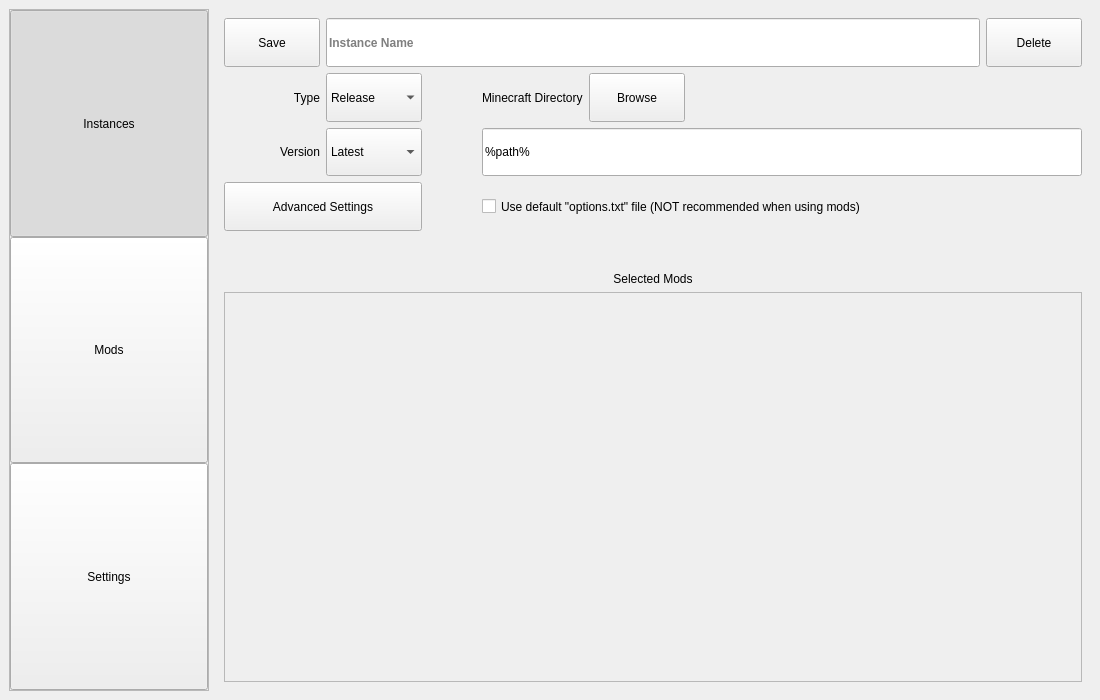
This is interface/ui_files/interface.ui in shueppin/PackedMC as Qt 5 draws it before an edit. The edited form follows.
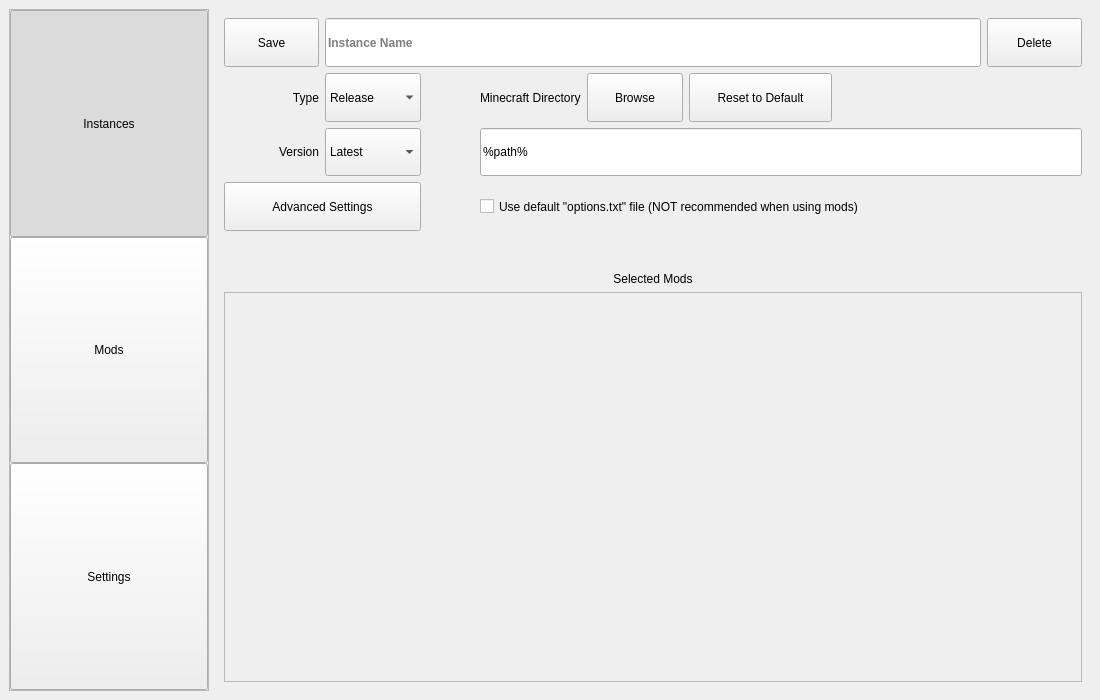
This is the edited form. The open tabs and pages were chosen to show the change.

Commit message: Added Minecraft path reset button

Diff of the .ui file:
```diff
--- a/interface/ui_files/interface.ui
+++ b/interface/ui_files/interface.ui
@@ -165,9 +165,9 @@
        </widget>
       </widget>
       <widget class="QWidget" name="INSTANCE_EDIT_PAGE">
-       <layout class="QGridLayout" name="gridLayout" rowstretch="1,1,1,1,1,8" columnstretch="2,2,1,2,2,6,2" rowminimumheight="0,0,0,0,0,0">
-        <item row="2" column="3" colspan="4">
-         <widget class="QLineEdit" name="MINECRAFT_DIRECTORY_PATH">
+       <layout class="QGridLayout" name="gridLayout" rowstretch="1,1,1,1,1,8" columnstretch="2,2,1,2,2,3,3,2" rowminimumheight="0,0,0,0,0,0">
+        <item row="0" column="1" colspan="6">
+         <widget class="QLineEdit" name="INSTANCE_NAME">
           <property name="sizePolicy">
            <sizepolicy hsizetype="Preferred" vsizetype="Preferred">
             <horstretch>0</horstretch>
@@ -176,19 +176,49 @@
           </property>
           <property name="font">
            <font>
-            <italic>false</italic>
-            <strikeout>false</strikeout>
-            <kerning>true</kerning>
+            <bold>true</bold>
            </font>
           </property>
           <property name="focusPolicy">
            <enum>Qt::NoFocus</enum>
           </property>
-          <property name="text">
-           <string>%path%</string>
+          <property name="alignment">
+           <set>Qt::AlignLeading|Qt::AlignLeft|Qt::AlignVCenter</set>
           </property>
-          <property name="readOnly">
-           <bool>true</bool>
+          <property name="placeholderText">
+           <string>Instance Name</string>
+          </property>
+          <property name="clearButtonEnabled">
+           <bool>false</bool>
+          </property>
+          <property name="class" stdset="0">
+           <string>bigger_text colored_text</string>
+          </property>
+         </widget>
+        </item>
+        <item row="1" column="2">
+         <spacer name="horizontalSpacer_2">
+          <property name="orientation">
+           <enum>Qt::Horizontal</enum>
+          </property>
+          <property name="sizeHint" stdset="0">
+           <size>
+            <width>40</width>
+            <height>20</height>
+           </size>
+          </property>
+         </spacer>
+        </item>
+        <item row="5" column="0" colspan="8">
+         <widget class="QFrame" name="INSTANCE_MODS_DISPLAY_CONTAINER">
+          <property name="frameShape">
+           <enum>QFrame::StyledPanel</enum>
+          </property>
+          <property name="frameShadow">
+           <enum>QFrame::Raised</enum>
+          </property>
+          <property name="class" stdset="0">
+           <string/>
           </property>
          </widget>
         </item>
@@ -202,6 +232,16 @@
           </property>
          </widget>
         </item>
+        <item row="1" column="0">
+         <widget class="QLabel" name="label_2">
+          <property name="text">
+           <string>Type</string>
+          </property>
+          <property name="alignment">
+           <set>Qt::AlignRight|Qt::AlignTrailing|Qt::AlignVCenter</set>
+          </property>
+         </widget>
+        </item>
         <item row="1" column="3">
          <widget class="QLabel" name="label_8">
           <property name="text">
@@ -212,73 +252,6 @@
           </property>
          </widget>
         </item>
-        <item row="1" column="0">
-         <widget class="QLabel" name="label_2">
-          <property name="text">
-           <string>Type</string>
-          </property>
-          <property name="alignment">
-           <set>Qt::AlignRight|Qt::AlignTrailing|Qt::AlignVCenter</set>
-          </property>
-         </widget>
-        </item>
-        <item row="5" column="0" colspan="7">
-         <widget class="QFrame" name="INSTANCE_MODS_DISPLAY_CONTAINER">
-          <property name="frameShape">
-           <enum>QFrame::StyledPanel</enum>
-          </property>
-          <property name="frameShadow">
-           <enum>QFrame::Raised</enum>
-          </property>
-          <property name="class" stdset="0">
-           <string/>
-          </property>
-         </widget>
-        </item>
-        <item row="1" column="1">
-         <widget class="QComboBox" name="INSTANCE_TYPE_SELECTION">
-          <property name="sizePolicy">
-           <sizepolicy hsizetype="MinimumExpanding" vsizetype="Preferred">
-            <horstretch>0</horstretch>
-            <verstretch>0</verstretch>
-           </sizepolicy>
-          </property>
-          <property name="cursor">
-           <cursorShape>PointingHandCursor</cursorShape>
-          </property>
-          <property name="focusPolicy">
-           <enum>Qt::NoFocus</enum>
-          </property>
-          <property name="sizeAdjustPolicy">
-           <enum>QComboBox::AdjustToContents</enum>
-          </property>
-          <item>
-           <property name="text">
-            <string>Release</string>
-           </property>
-          </item>
-          <item>
-           <property name="text">
-            <string>Snapshot</string>
-           </property>
-          </item>
-          <item>
-           <property name="text">
-            <string>Fabric</string>
-           </property>
-          </item>
-          <item>
-           <property name="text">
-            <string>Forge</string>
-           </property>
-          </item>
-          <item>
-           <property name="text">
-            <string>Other</string>
-           </property>
-          </item>
-         </widget>
-        </item>
         <item row="3" column="0" colspan="2">
          <widget class="QPushButton" name="ADVANCED_SETTINGS_BUTTON">
           <property name="sizePolicy">
@@ -298,54 +271,6 @@
           </property>
          </widget>
         </item>
-        <item row="1" column="5" colspan="2">
-         <spacer name="horizontalSpacer">
-          <property name="orientation">
-           <enum>Qt::Horizontal</enum>
-          </property>
-          <property name="sizeType">
-           <enum>QSizePolicy::Expanding</enum>
-          </property>
-          <property name="sizeHint" stdset="0">
-           <size>
-            <width>40</width>
-            <height>20</height>
-           </size>
-          </property>
-         </spacer>
-        </item>
-        <item row="1" column="2">
-         <spacer name="horizontalSpacer_2">
-          <property name="orientation">
-           <enum>Qt::Horizontal</enum>
-          </property>
-          <property name="sizeHint" stdset="0">
-           <size>
-            <width>40</width>
-            <height>20</height>
-           </size>
-          </property>
-         </spacer>
-        </item>
-        <item row="0" column="0">
-         <widget class="QPushButton" name="INSTANCES_BACK_BUTTON">
-          <property name="sizePolicy">
-           <sizepolicy hsizetype="Preferred" vsizetype="Ignored">
-            <horstretch>0</horstretch>
-            <verstretch>0</verstretch>
-           </sizepolicy>
-          </property>
-          <property name="cursor">
-           <cursorShape>PointingHandCursor</cursorShape>
-          </property>
-          <property name="focusPolicy">
-           <enum>Qt::NoFocus</enum>
-          </property>
-          <property name="text">
-           <string>Save</string>
-          </property>
-         </widget>
-        </item>
         <item row="1" column="4">
          <widget class="QPushButton" name="BROWSE_MINECRAFT_PATH_BUTTON">
           <property name="sizePolicy">
@@ -365,37 +290,7 @@
           </property>
          </widget>
         </item>
-        <item row="0" column="1" colspan="5">
-         <widget class="QLineEdit" name="INSTANCE_NAME">
-          <property name="sizePolicy">
-           <sizepolicy hsizetype="Preferred" vsizetype="Preferred">
-            <horstretch>0</horstretch>
-            <verstretch>0</verstretch>
-           </sizepolicy>
-          </property>
-          <property name="font">
-           <font>
-            <bold>true</bold>
-           </font>
-          </property>
-          <property name="focusPolicy">
-           <enum>Qt::StrongFocus</enum>
-          </property>
-          <property name="alignment">
-           <set>Qt::AlignLeading|Qt::AlignLeft|Qt::AlignVCenter</set>
-          </property>
-          <property name="placeholderText">
-           <string>Instance Name</string>
-          </property>
-          <property name="clearButtonEnabled">
-           <bool>false</bool>
-          </property>
-          <property name="class" stdset="0">
-           <string>bigger_text colored_text</string>
-          </property>
-         </widget>
-        </item>
-        <item row="0" column="6">
+        <item row="0" column="7">
          <widget class="QPushButton" name="DELETE_INSTANCE_BUTTON">
           <property name="sizePolicy">
            <sizepolicy hsizetype="Preferred" vsizetype="Preferred">
@@ -414,25 +309,6 @@
           </property>
          </widget>
         </item>
-        <item row="3" column="3" colspan="4">
-         <widget class="QCheckBox" name="USE_STANDARD_OPTIONS">
-          <property name="sizePolicy">
-           <sizepolicy hsizetype="Preferred" vsizetype="Preferred">
-            <horstretch>0</horstretch>
-            <verstretch>0</verstretch>
-           </sizepolicy>
-          </property>
-          <property name="cursor">
-           <cursorShape>PointingHandCursor</cursorShape>
-          </property>
-          <property name="focusPolicy">
-           <enum>Qt::NoFocus</enum>
-          </property>
-          <property name="text">
-           <string>Use default &quot;options.txt&quot; file (NOT recommended when using mods)</string>
-          </property>
-         </widget>
-        </item>
         <item row="2" column="1">
          <widget class="QComboBox" name="INSTANCE_VERSION_SELECTION">
           <property name="sizePolicy">
@@ -462,7 +338,26 @@
           </item>
          </widget>
         </item>
-        <item row="4" column="0" colspan="7">
+        <item row="3" column="3" colspan="5">
+         <widget class="QCheckBox" name="USE_STANDARD_OPTIONS">
+          <property name="sizePolicy">
+           <sizepolicy hsizetype="Preferred" vsizetype="Preferred">
+            <horstretch>0</horstretch>
+            <verstretch>0</verstretch>
+           </sizepolicy>
+          </property>
+          <property name="cursor">
+           <cursorShape>PointingHandCursor</cursorShape>
+          </property>
+          <property name="focusPolicy">
+           <enum>Qt::NoFocus</enum>
+          </property>
+          <property name="text">
+           <string>Use default &quot;options.txt&quot; file (NOT recommended when using mods)</string>
+          </property>
+         </widget>
+        </item>
+        <item row="4" column="0" colspan="8">
          <widget class="QLabel" name="label_9">
           <property name="text">
            <string>Selected Mods</string>
@@ -475,6 +370,124 @@
           </property>
          </widget>
         </item>
+        <item row="1" column="1">
+         <widget class="QComboBox" name="INSTANCE_TYPE_SELECTION">
+          <property name="sizePolicy">
+           <sizepolicy hsizetype="MinimumExpanding" vsizetype="Preferred">
+            <horstretch>0</horstretch>
+            <verstretch>0</verstretch>
+           </sizepolicy>
+          </property>
+          <property name="cursor">
+           <cursorShape>PointingHandCursor</cursorShape>
+          </property>
+          <property name="focusPolicy">
+           <enum>Qt::NoFocus</enum>
+          </property>
+          <property name="sizeAdjustPolicy">
+           <enum>QComboBox::AdjustToContents</enum>
+          </property>
+          <item>
+           <property name="text">
+            <string>Release</string>
+           </property>
+          </item>
+          <item>
+           <property name="text">
+            <string>Snapshot</string>
+           </property>
+          </item>
+          <item>
+           <property name="text">
+            <string>Fabric</string>
+           </property>
+          </item>
+          <item>
+           <property name="text">
+            <string>Forge</string>
+           </property>
+          </item>
+          <item>
+           <property name="text">
+            <string>Other</string>
+           </property>
+          </item>
+         </widget>
+        </item>
+        <item row="1" column="6" colspan="2">
+         <spacer name="horizontalSpacer">
+          <property name="orientation">
+           <enum>Qt::Horizontal</enum>
+          </property>
+          <property name="sizeType">
+           <enum>QSizePolicy::Expanding</enum>
+          </property>
+          <property name="sizeHint" stdset="0">
+           <size>
+            <width>40</width>
+            <height>20</height>
+           </size>
+          </property>
+         </spacer>
+        </item>
+        <item row="2" column="3" colspan="5">
+         <widget class="QLineEdit" name="MINECRAFT_DIRECTORY_PATH">
+          <property name="sizePolicy">
+           <sizepolicy hsizetype="Preferred" vsizetype="Preferred">
+            <horstretch>0</horstretch>
+            <verstretch>0</verstretch>
+           </sizepolicy>
+          </property>
+          <property name="font">
+           <font>
+            <italic>false</italic>
+            <strikeout>false</strikeout>
+            <kerning>true</kerning>
+           </font>
+          </property>
+          <property name="focusPolicy">
+           <enum>Qt::NoFocus</enum>
+          </property>
+          <property name="text">
+           <string>%path%</string>
+          </property>
+          <property name="readOnly">
+           <bool>true</bool>
+          </property>
+         </widget>
+        </item>
+        <item row="0" column="0">
+         <widget class="QPushButton" name="INSTANCES_BACK_BUTTON">
+          <property name="sizePolicy">
+           <sizepolicy hsizetype="Preferred" vsizetype="Ignored">
+            <horstretch>0</horstretch>
+            <verstretch>0</verstretch>
+           </sizepolicy>
+          </property>
+          <property name="cursor">
+           <cursorShape>PointingHandCursor</cursorShape>
+          </property>
+          <property name="focusPolicy">
+           <enum>Qt::NoFocus</enum>
+          </property>
+          <property name="text">
+           <string>Save</string>
+          </property>
+         </widget>
+        </item>
+        <item row="1" column="5">
+         <widget class="QPushButton" name="RESET_MINECRAFT_PATH_BUTTON">
+          <property name="sizePolicy">
+           <sizepolicy hsizetype="Preferred" vsizetype="Preferred">
+            <horstretch>0</horstretch>
+            <verstretch>0</verstretch>
+           </sizepolicy>
+          </property>
+          <property name="text">
+           <string>Reset to Default</string>
+          </property>
+         </widget>
+        </item>
        </layout>
       </widget>
       <widget class="QWidget" name="MODS_PAGE_PLACEHOLDER">
```
Left out of the diff: 16 changed lines with no effect on the pictures. The commit also changes 3 other files.
